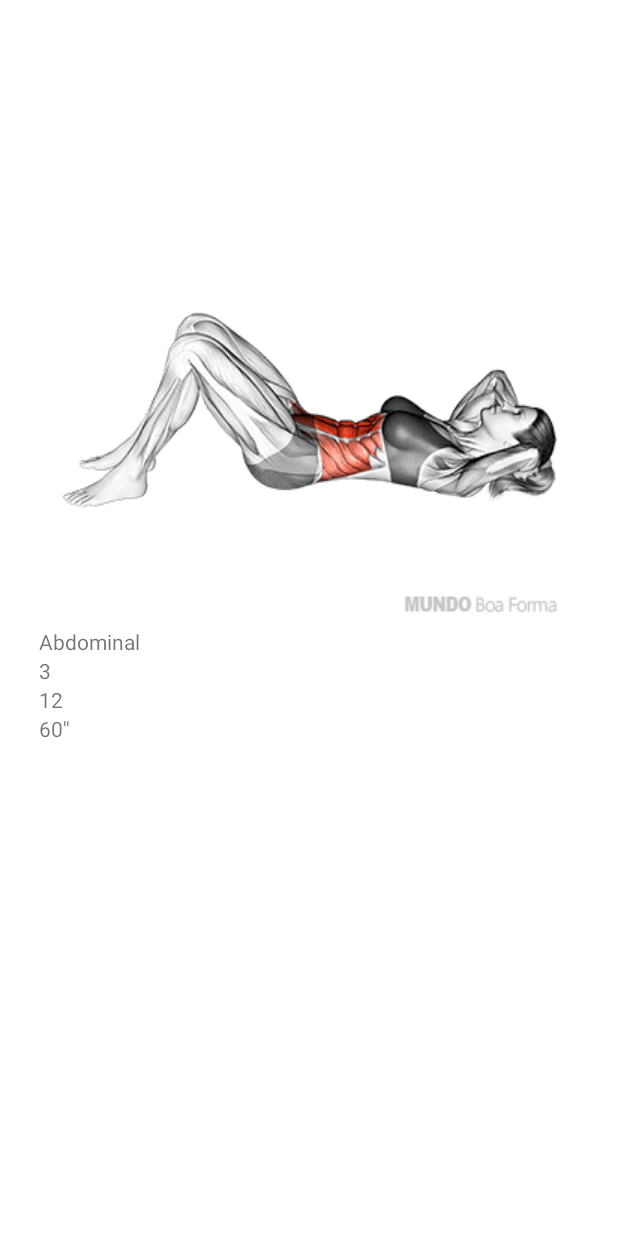
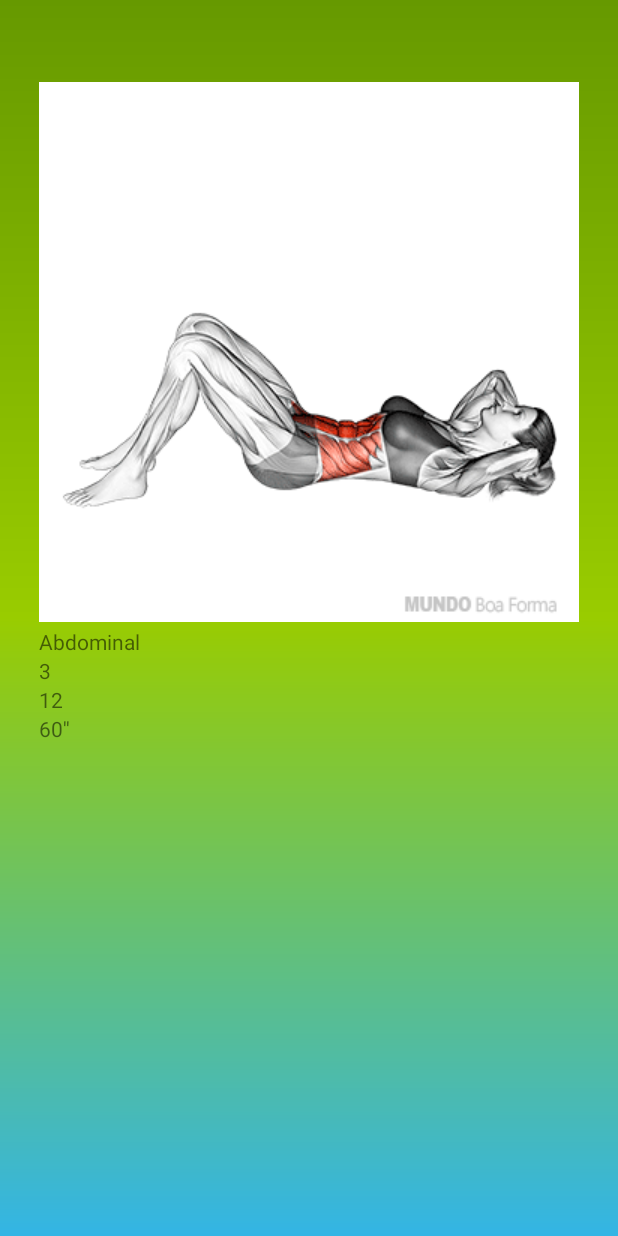
Before and after one commit to aludmila-gdev/my-workout, an Android app: the screen it shows after launch (MainActivity), on a phone screen of 412 x 824 dp. Run offline under Robolectric (Android 15) with nearby library versions, the phone set to English and light mode, and no system bars.

Commit message:
@knludi - Layout adjustments

```diff
--- a/app/src/main/res/layout/activity_main.xml
+++ b/app/src/main/res/layout/activity_main.xml
@@ -4,6 +4,7 @@
     xmlns:tools="http://schemas.android.com/tools"
     android:layout_width="match_parent"
     android:layout_height="match_parent"
+    android:background="@drawable/bg"
     tools:context=".MainActivity">
 
     <androidx.recyclerview.widget.RecyclerView
```
